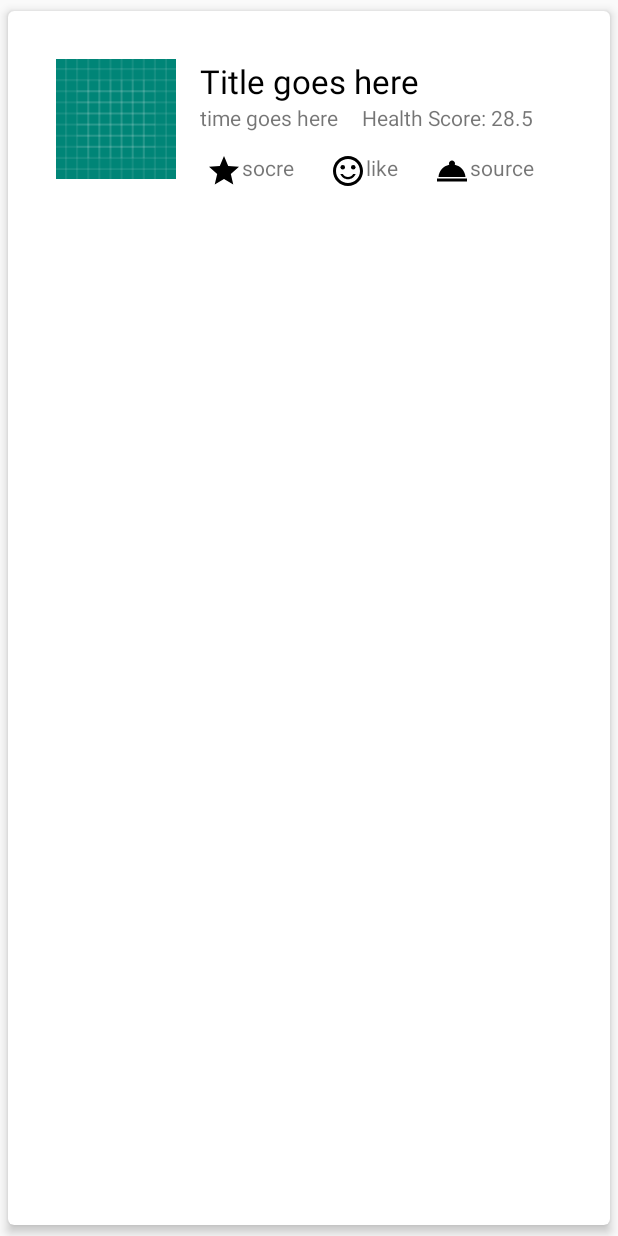
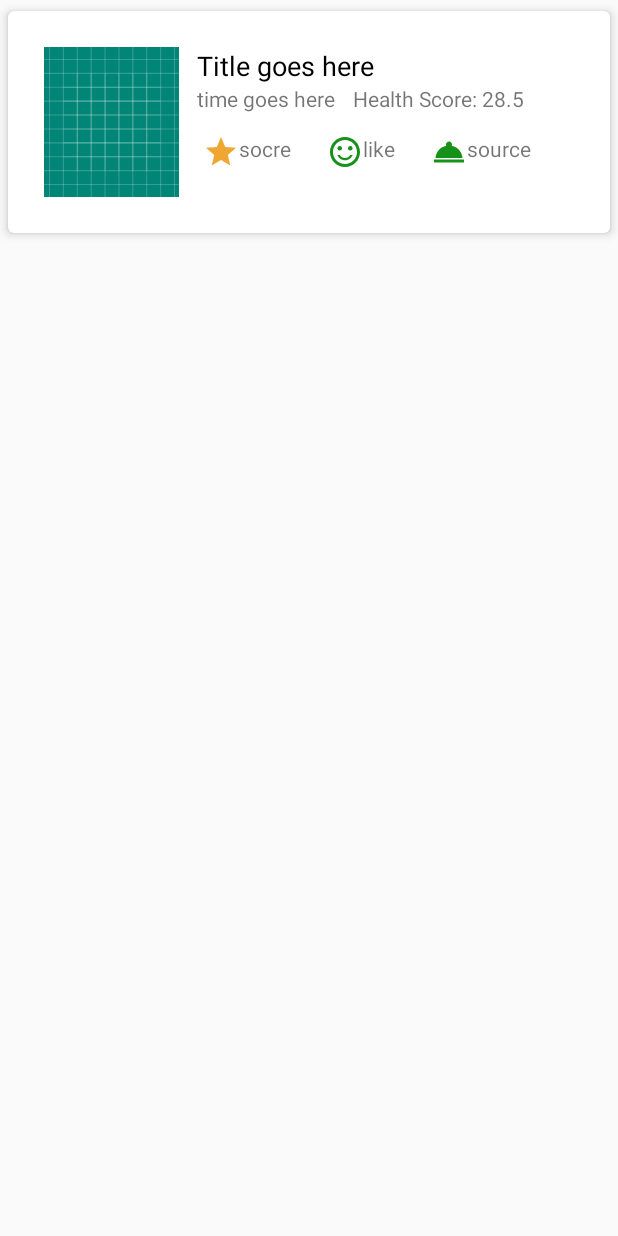
Before and after one commit to EzenwaOpara/RecipeApp, an Android app: the layout recycler_layout.xml on its own in the app's theme, with its tools: preview values and no code run, on a phone screen of 412 x 824 dp. Run offline under Robolectric (Android 15) with nearby library versions, the phone set to English and light mode, and no system bars.

Commit message:
little bit of UI polishing

```diff
--- a/app/src/main/java/com/benjamin/recipeapp/activity/MainActivity.java
+++ b/app/src/main/java/com/benjamin/recipeapp/activity/MainActivity.java
@@ -24,7 +24,7 @@ public class MainActivity extends AppCompatActivity {
     public static String BASE_URL = "https://api.spoonacular.com";
     public static String API_KEY = "a9a1e45b82ea4acfba599fc9436e12b4";
     public static String CATEGORY = "random";
-    public static String NUMBER = "number";
+    public static int NUMBER = 10;
 
     @Override
     protected void onCreate(Bundle savedInstanceState) {
--- a/app/src/main/java/com/benjamin/recipeapp/model/APIInterface.java
+++ b/app/src/main/java/com/benjamin/recipeapp/model/APIInterface.java
@@ -10,7 +10,7 @@ public interface APIInterface {
     @GET("/recipes/{category}")
     Call<RecipeResult> listOfRecipes(
             @Path("category") String category,
-            @Query("number") String number,
+            @Query("number") int number,
             @Query("apiKey") String apiKey
     );
 }
--- a/app/src/main/res/drawable/ic_grade.xml
+++ b/app/src/main/res/drawable/ic_grade.xml
@@ -4,6 +4,6 @@
         android:viewportWidth="24.0"
         android:viewportHeight="24.0">
     <path
-        android:fillColor="#FF000000"
+        android:fillColor="#F0A732"
         android:pathData="M12,17.27L18.18,21l-1.64,-7.03L22,9.24l-7.19,-0.61L12,2 9.19,8.63 2,9.24l5.46,4.73L5.82,21z"/>
 </vector>
--- a/app/src/main/res/drawable/ic_room_service.xml
+++ b/app/src/main/res/drawable/ic_room_service.xml
@@ -4,6 +4,6 @@
         android:viewportWidth="24.0"
         android:viewportHeight="24.0">
     <path
-        android:fillColor="#FF000000"
+        android:fillColor="#169218"
         android:pathData="M2,17h20v2L2,19zM13.84,7.79c0.1,-0.24 0.16,-0.51 0.16,-0.79 0,-1.1 -0.9,-2 -2,-2s-2,0.9 -2,2c0,0.28 0.06,0.55 0.16,0.79C6.25,8.6 3.27,11.93 3,16h18c-0.27,-4.07 -3.25,-7.4 -7.16,-8.21z"/>
 </vector>
--- a/app/src/main/res/drawable/ic_sentiment_satisfied.xml
+++ b/app/src/main/res/drawable/ic_sentiment_satisfied.xml
@@ -1,15 +1,15 @@
 <vector xmlns:android="http://schemas.android.com/apk/res/android"
-        android:width="24dp"
-        android:height="24dp"
-        android:viewportWidth="24.0"
-        android:viewportHeight="24.0">
+    android:width="24dp"
+    android:height="24dp"
+    android:viewportWidth="24.0"
+    android:viewportHeight="24.0">
     <path
-        android:fillColor="#FF000000"
-        android:pathData="M15.5,9.5m-1.5,0a1.5,1.5 0,1 1,3 0a1.5,1.5 0,1 1,-3 0"/>
+        android:fillColor="#169218"
+        android:pathData="M15.5,9.5m-1.5,0a1.5,1.5 0,1 1,3 0a1.5,1.5 0,1 1,-3 0" />
     <path
-        android:fillColor="#FF000000"
-        android:pathData="M8.5,9.5m-1.5,0a1.5,1.5 0,1 1,3 0a1.5,1.5 0,1 1,-3 0"/>
+        android:fillColor="#169218"
+        android:pathData="M8.5,9.5m-1.5,0a1.5,1.5 0,1 1,3 0a1.5,1.5 0,1 1,-3 0" />
     <path
-        android:fillColor="#FF000000"
-        android:pathData="M11.99,2C6.47,2 2,6.48 2,12s4.47,10 9.99,10C17.52,22 22,17.52 22,12S17.52,2 11.99,2zM12,20c-4.42,0 -8,-3.58 -8,-8s3.58,-8 8,-8 8,3.58 8,8 -3.58,8 -8,8zM12,16c-1.48,0 -2.75,-0.81 -3.45,-2L6.88,14c0.8,2.05 2.79,3.5 5.12,3.5s4.32,-1.45 5.12,-3.5h-1.67c-0.7,1.19 -1.97,2 -3.45,2z"/>
+        android:fillColor="#169218"
+        android:pathData="M11.99,2C6.47,2 2,6.48 2,12s4.47,10 9.99,10C17.52,22 22,17.52 22,12S17.52,2 11.99,2zM12,20c-4.42,0 -8,-3.58 -8,-8s3.58,-8 8,-8 8,3.58 8,8 -3.58,8 -8,8zM12,16c-1.48,0 -2.75,-0.81 -3.45,-2L6.88,14c0.8,2.05 2.79,3.5 5.12,3.5s4.32,-1.45 5.12,-3.5h-1.67c-0.7,1.19 -1.97,2 -3.45,2z" />
 </vector>
--- a/app/src/main/res/layout/recycler_layout.xml
+++ b/app/src/main/res/layout/recycler_layout.xml
@@ -3,11 +3,11 @@
     xmlns:app="http://schemas.android.com/apk/res-auto"
     android:id="@+id/card_view"
     android:layout_width="match_parent"
-    android:layout_height="match_parent"
+    android:layout_height="wrap_content"
     app:cardCornerRadius="4dp"
     app:cardElevation="4dp"
     app:cardUseCompatPadding="true"
-    app:contentPadding="16dp">
+    app:contentPadding="8dp">
 
     <RelativeLayout
         android:layout_width="match_parent"
@@ -16,18 +16,21 @@
 
         <ImageView
             android:id="@+id/recyclerViewImage"
-            android:layout_width="80dp"
-            android:layout_height="80dp"
+            android:layout_width="90dp"
+            android:layout_height="100dp"
+            android:scaleType="centerCrop"
             android:src="@drawable/ic_launcher_background" />
 
         <TextView
             android:id="@+id/recyclerViewRecipeTitle"
             android:layout_width="wrap_content"
             android:layout_height="wrap_content"
-            android:layout_marginStart="16dp"
+            android:layout_marginStart="@dimen/text_margin_start"
             android:layout_toEndOf="@id/recyclerViewImage"
+            android:ellipsize="end"
+            android:maxLines="2"
             android:text="Title goes here"
-            android:textAppearance="@style/TextAppearance.AppCompat.Large"
+            android:textAppearance="@style/TextAppearance.AppCompat.Medium"
             android:textColor="@android:color/black" />
 
         <TextView
@@ -35,7 +38,7 @@
             android:layout_width="wrap_content"
             android:layout_height="wrap_content"
             android:layout_below="@id/recyclerViewRecipeTitle"
-            android:layout_marginStart="16dp"
+            android:layout_marginStart="@dimen/text_margin_start"
             android:layout_toEndOf="@id/recyclerViewImage"
             android:text="time goes here" />
 
@@ -44,7 +47,7 @@
             android:layout_width="wrap_content"
             android:layout_height="wrap_content"
             android:layout_below="@id/recyclerViewRecipeTitle"
-            android:layout_marginStart="16dp"
+            android:layout_marginStart="@dimen/text_margin_start"
             android:layout_toEndOf="@id/prepTime"
             android:text="Health Score: 28.5" />
 
@@ -53,12 +56,15 @@
             android:layout_width="wrap_content"
             android:layout_height="wrap_content"
             android:layout_below="@id/prepTime"
-            android:layout_marginStart="16dp"
+            android:layout_marginStart="@dimen/text_margin_start"
             android:layout_marginTop="10dp"
             android:layout_toEndOf="@id/recyclerViewImage"
             android:drawableStart="@drawable/ic_grade"
             android:padding="4dp"
-            android:text="socre" />
+            android:text="socre"
+            android:maxLines="1"
+            android:ellipsize="end"
+            android:textSize="@dimen/bottom_text_size" />
 
         <TextView
             android:id="@+id/like"
@@ -70,7 +76,10 @@
             android:layout_toEndOf="@id/score"
             android:drawableStart="@drawable/ic_sentiment_satisfied"
             android:padding="4dp"
-            android:text="like" />
+            android:text="like"
+            android:maxLines="1"
+            android:ellipsize="end"
+            android:textSize="@dimen/bottom_text_size" />
 
         <TextView
             android:id="@+id/sourceName"
@@ -82,7 +91,10 @@
             android:layout_toEndOf="@id/like"
             android:drawableStart="@drawable/ic_room_service"
             android:padding="4dp"
-            android:text="source" />
+            android:text="source"
+            android:maxLines="1"
+            android:ellipsize="end"
+            android:textSize="@dimen/bottom_text_size" />
 
     </RelativeLayout>
 </android.support.v7.widget.CardView>
--- a/app/src/main/res/values/colors.xml
+++ b/app/src/main/res/values/colors.xml
@@ -1,6 +1,6 @@
 <?xml version="1.0" encoding="utf-8"?>
 <resources>
-    <color name="colorPrimary">#008577</color>
-    <color name="colorPrimaryDark">#00574B</color>
+    <color name="colorPrimary">#169218</color>
+    <color name="colorPrimaryDark">#169218</color>
     <color name="colorAccent">#D81B60</color>
 </resources>
--- /dev/null
+++ b/app/src/main/res/values/dimens.xml
@@ -0,0 +1,5 @@
+<?xml version="1.0" encoding="utf-8"?>
+<resources>
+    <dimen name="text_margin_start">12dp</dimen>
+    <dimen name="bottom_text_size">14sp</dimen>
+</resources>
```
Also changed, not shown: app/src/main/java/com/benjamin/recipeapp/model/RecyclerAdapter.java (+11 -5 lines).
